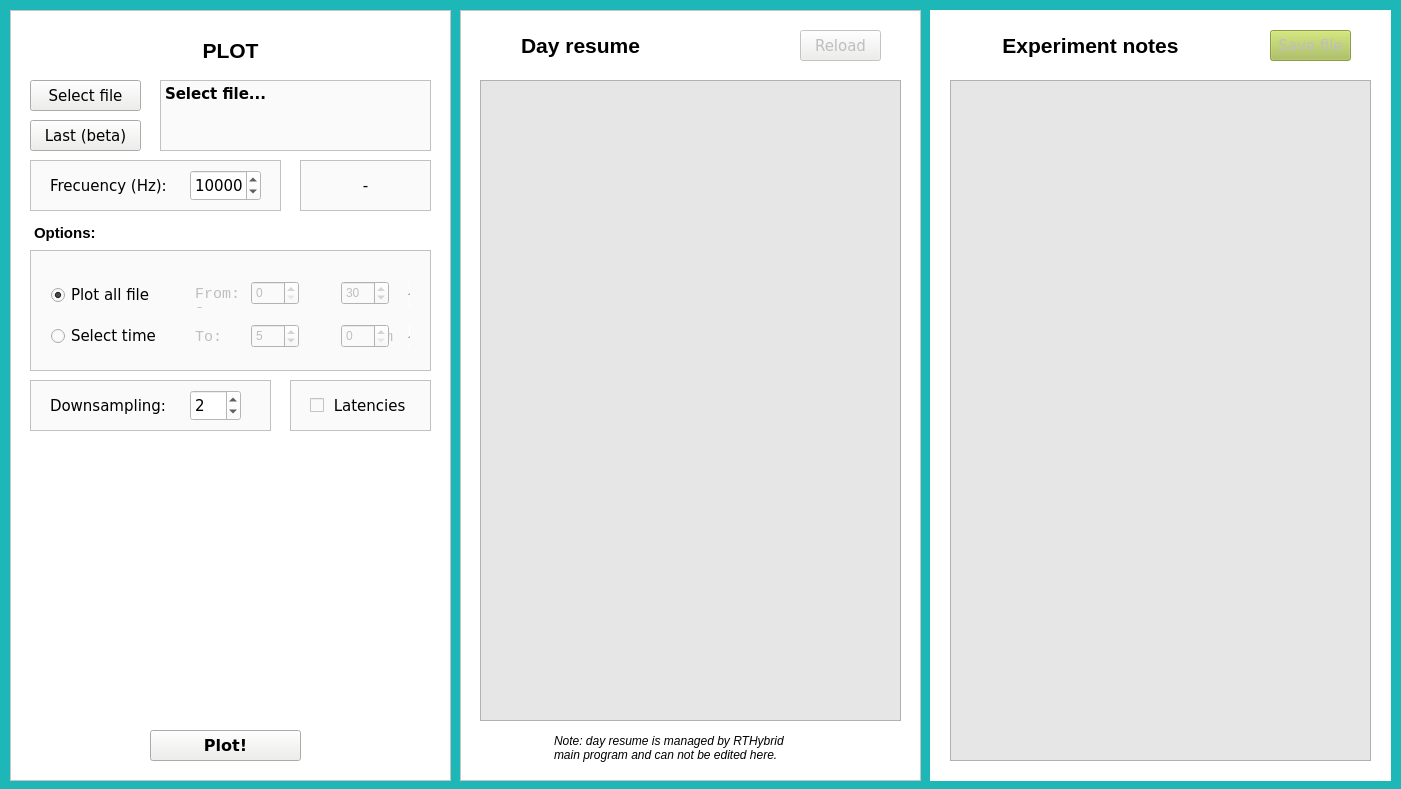
The window that rth_plot/mainwindow.ui (GNB-UAM/RTH_plot_design) describes before a commit, drawn with Qt 5.
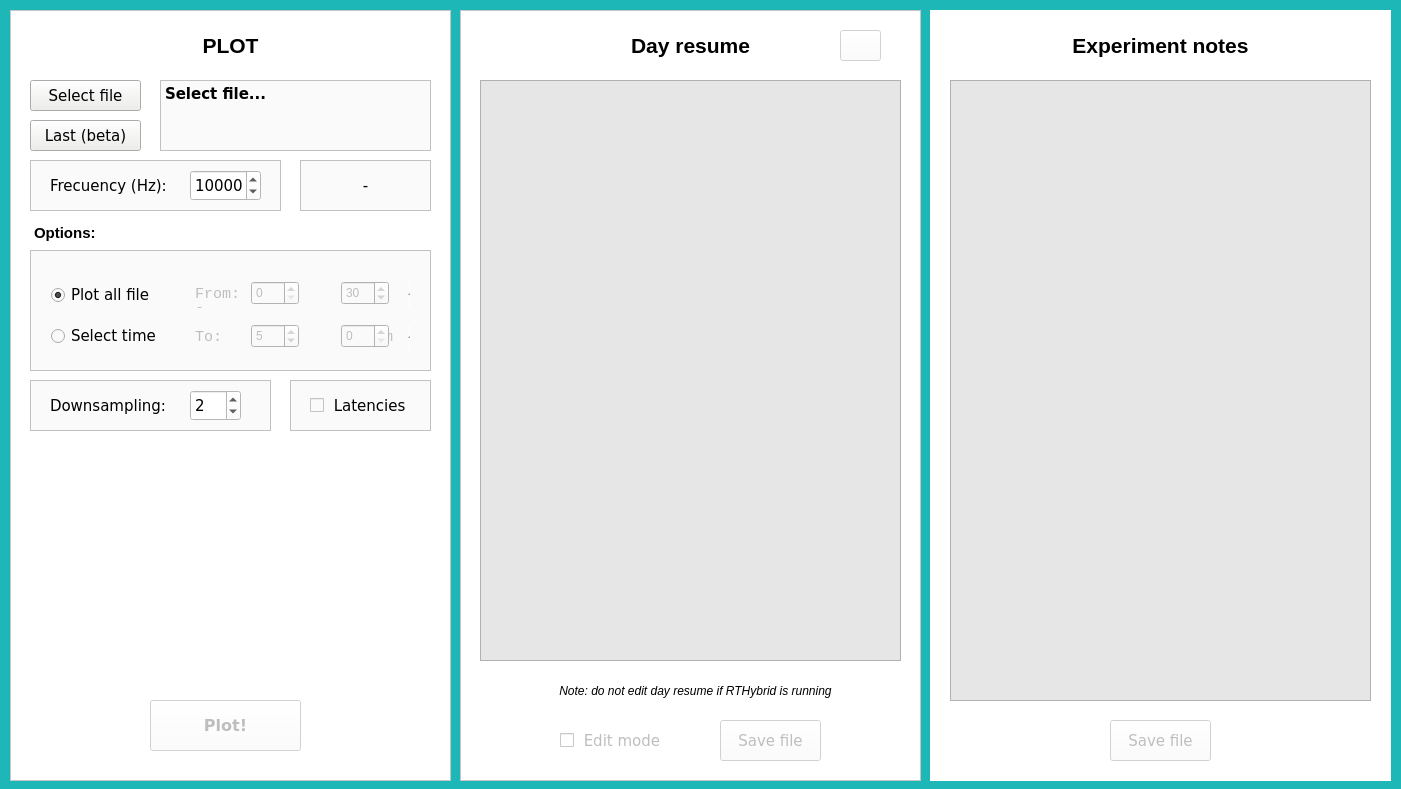
The same window after the commit. Icons and pictures are not drawn.

Commit message: Now is possible to edit day resume. Improvement of the interface

Patch:
```diff
--- a/rth_plot/mainwindow.ui
+++ b/rth_plot/mainwindow.ui
@@ -603,13 +603,40 @@
       </property>
      </widget>
     </widget>
+    <widget class="QLabel" name="label_3">
+     <property name="geometry">
+      <rect>
+       <x>20</x>
+       <y>10</y>
+       <width>401</width>
+       <height>51</height>
+      </rect>
+     </property>
+     <property name="font">
+      <font>
+       <pointsize>16</pointsize>
+       <weight>75</weight>
+       <bold>true</bold>
+       <underline>false</underline>
+      </font>
+     </property>
+     <property name="text">
+      <string>PLOT</string>
+     </property>
+     <property name="alignment">
+      <set>Qt::AlignCenter</set>
+     </property>
+    </widget>
     <widget class="QPushButton" name="pushButton_plot">
+     <property name="enabled">
+      <bool>false</bool>
+     </property>
      <property name="geometry">
       <rect>
        <x>140</x>
-       <y>720</y>
+       <y>690</y>
        <width>151</width>
-       <height>31</height>
+       <height>51</height>
       </rect>
      </property>
      <property name="font">
@@ -621,36 +648,12 @@
       </font>
      </property>
      <property name="styleSheet">
-      <string notr="true">background:rgb(238, 238, 236)</string>
+      <string notr="true"/>
      </property>
      <property name="text">
       <string>Plot!</string>
      </property>
     </widget>
-    <widget class="QLabel" name="label_3">
-     <property name="geometry">
-      <rect>
-       <x>20</x>
-       <y>20</y>
-       <width>401</width>
-       <height>41</height>
-      </rect>
-     </property>
-     <property name="font">
-      <font>
-       <pointsize>16</pointsize>
-       <weight>75</weight>
-       <bold>true</bold>
-       <underline>false</underline>
-      </font>
-     </property>
-     <property name="text">
-      <string>PLOT</string>
-     </property>
-     <property name="alignment">
-      <set>Qt::AlignCenter</set>
-     </property>
-    </widget>
     <zorder>frame_4</zorder>
     <zorder>textBrowser_experiment</zorder>
     <zorder>pushButton_selectlast</zorder>
@@ -684,7 +687,7 @@
     <property name="lineWidth">
      <number>1</number>
     </property>
-    <widget class="QTextBrowser" name="textBrowser_resume">
+    <widget class="QTextEdit" name="textEdit_resume">
      <property name="enabled">
       <bool>false</bool>
      </property>
@@ -693,7 +696,7 @@
        <x>20</x>
        <y>70</y>
        <width>421</width>
-       <height>641</height>
+       <height>581</height>
       </rect>
      </property>
      <property name="font">
@@ -715,9 +718,9 @@
     <widget class="QLabel" name="label_4">
      <property name="geometry">
       <rect>
-       <x>20</x>
+       <x>30</x>
        <y>10</y>
-       <width>201</width>
+       <width>401</width>
        <height>51</height>
       </rect>
      </property>
@@ -742,9 +745,9 @@
      </property>
      <property name="geometry">
       <rect>
-       <x>340</x>
+       <x>380</x>
        <y>20</y>
-       <width>81</width>
+       <width>41</width>
        <height>31</height>
       </rect>
      </property>
@@ -755,19 +758,22 @@
       </font>
      </property>
      <property name="styleSheet">
-      <string notr="true">background:rgb(238, 238, 236)</string>
+      <string notr="true"/>
      </property>
      <property name="text">
-      <string>Reload</string>
+      <string/>
+     </property>
+     <property name="icon">
+      <iconset theme="reload"/>
      </property>
     </widget>
     <widget class="QTextEdit" name="textEdit">
      <property name="geometry">
       <rect>
-       <x>90</x>
-       <y>720</y>
-       <width>321</width>
-       <height>41</height>
+       <x>30</x>
+       <y>670</y>
+       <width>411</width>
+       <height>31</height>
       </rect>
      </property>
      <property name="frameShape">
@@ -781,10 +787,62 @@
 &lt;html&gt;&lt;head&gt;&lt;meta name=&quot;qrichtext&quot; content=&quot;1&quot; /&gt;&lt;style type=&quot;text/css&quot;&gt;
 p, li { white-space: pre-wrap; }
 &lt;/style&gt;&lt;/head&gt;&lt;body style=&quot; font-family:'Sans'; font-size:10pt; font-weight:400; font-style:normal;&quot;&gt;
-&lt;p align=&quot;justify&quot; style=&quot; margin-top:0px; margin-bottom:0px; margin-left:0px; margin-right:0px; -qt-block-indent:0; text-indent:0px;&quot;&gt;&lt;span style=&quot; font-size:9pt; font-style:italic;&quot;&gt;Note: day resume is managed by RTHybrid&lt;/span&gt;&lt;/p&gt;
-&lt;p align=&quot;justify&quot; style=&quot; margin-top:0px; margin-bottom:0px; margin-left:0px; margin-right:0px; -qt-block-indent:0; text-indent:0px;&quot;&gt;&lt;span style=&quot; font-size:9pt; font-style:italic;&quot;&gt;main program and can not be edited here.&lt;/span&gt;&lt;/p&gt;&lt;/body&gt;&lt;/html&gt;</string>
+&lt;p align=&quot;center&quot; style=&quot; margin-top:0px; margin-bottom:0px; margin-left:0px; margin-right:0px; -qt-block-indent:0; text-indent:0px;&quot;&gt;&lt;span style=&quot; font-size:9pt; font-style:italic;&quot;&gt;Note: do not edit day resume if RTHybrid is running&lt;/span&gt;&lt;/p&gt;&lt;/body&gt;&lt;/html&gt;</string>
      </property>
     </widget>
+    <widget class="QCheckBox" name="edit_mode">
+     <property name="enabled">
+      <bool>false</bool>
+     </property>
+     <property name="geometry">
+      <rect>
+       <x>100</x>
+       <y>710</y>
+       <width>101</width>
+       <height>41</height>
+      </rect>
+     </property>
+     <property name="font">
+      <font>
+       <family>DejaVu Sans</family>
+       <pointsize>11</pointsize>
+      </font>
+     </property>
+     <property name="text">
+      <string> Edit mode</string>
+     </property>
+    </widget>
+    <widget class="QPushButton" name="pushButton_saveday">
+     <property name="enabled">
+      <bool>false</bool>
+     </property>
+     <property name="geometry">
+      <rect>
+       <x>260</x>
+       <y>710</y>
+       <width>101</width>
+       <height>41</height>
+      </rect>
+     </property>
+     <property name="font">
+      <font>
+       <family>DejaVu Sans</family>
+       <pointsize>11</pointsize>
+      </font>
+     </property>
+     <property name="styleSheet">
+      <string notr="true"/>
+     </property>
+     <property name="text">
+      <string>Save file</string>
+     </property>
+    </widget>
+    <zorder>label_4</zorder>
+    <zorder>textEdit_resume</zorder>
+    <zorder>textEdit</zorder>
+    <zorder>pushButton_reload</zorder>
+    <zorder>edit_mode</zorder>
+    <zorder>pushButton_saveday</zorder>
    </widget>
    <widget class="QFrame" name="frame_notes">
     <property name="geometry">
@@ -816,7 +874,7 @@
        <x>20</x>
        <y>70</y>
        <width>421</width>
-       <height>681</height>
+       <height>621</height>
       </rect>
      </property>
      <property name="font">
@@ -838,9 +896,9 @@
     <widget class="QLabel" name="label_6">
      <property name="geometry">
       <rect>
-       <x>20</x>
+       <x>30</x>
        <y>10</y>
-       <width>281</width>
+       <width>401</width>
        <height>51</height>
       </rect>
      </property>
@@ -865,10 +923,10 @@
      </property>
      <property name="geometry">
       <rect>
-       <x>340</x>
-       <y>20</y>
-       <width>81</width>
-       <height>31</height>
+       <x>180</x>
+       <y>710</y>
+       <width>101</width>
+       <height>41</height>
       </rect>
      </property>
      <property name="font">
@@ -878,7 +936,8 @@
       </font>
      </property>
      <property name="styleSheet">
-      <string notr="true">background:rgb(168, 191, 79);</string>
+      <string notr="true">
+</string>
      </property>
      <property name="text">
       <string>Save file</string>
```
Left out of the diff: 5 changed lines with no effect on the pictures. The commit also changes 8 other files.
